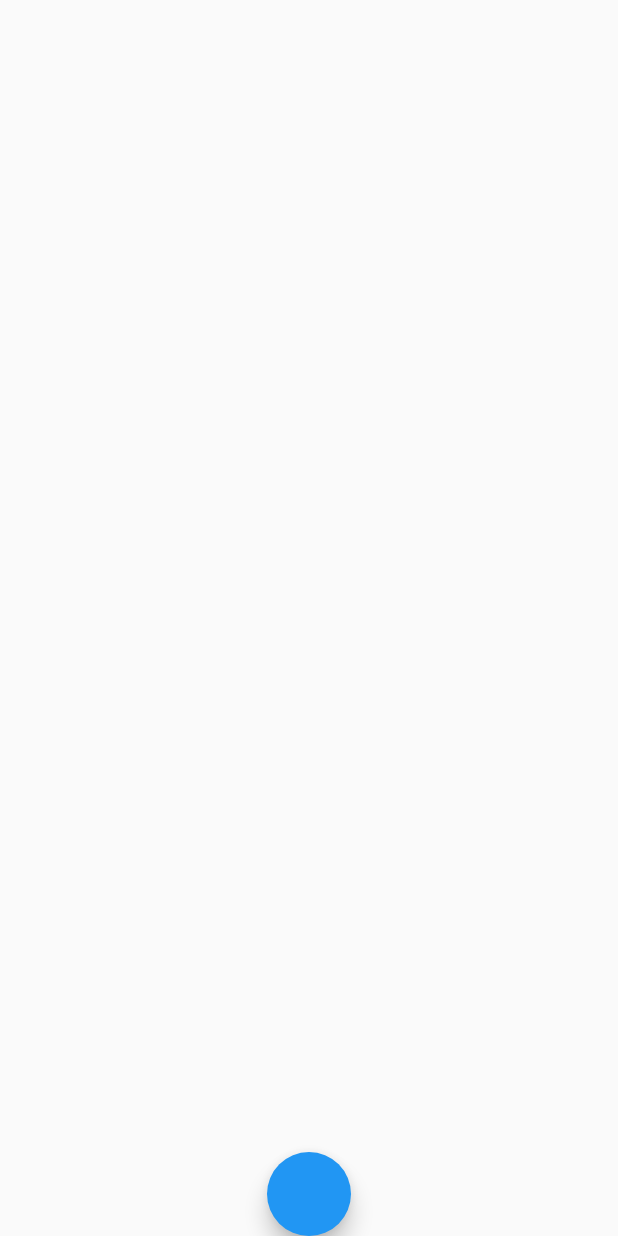
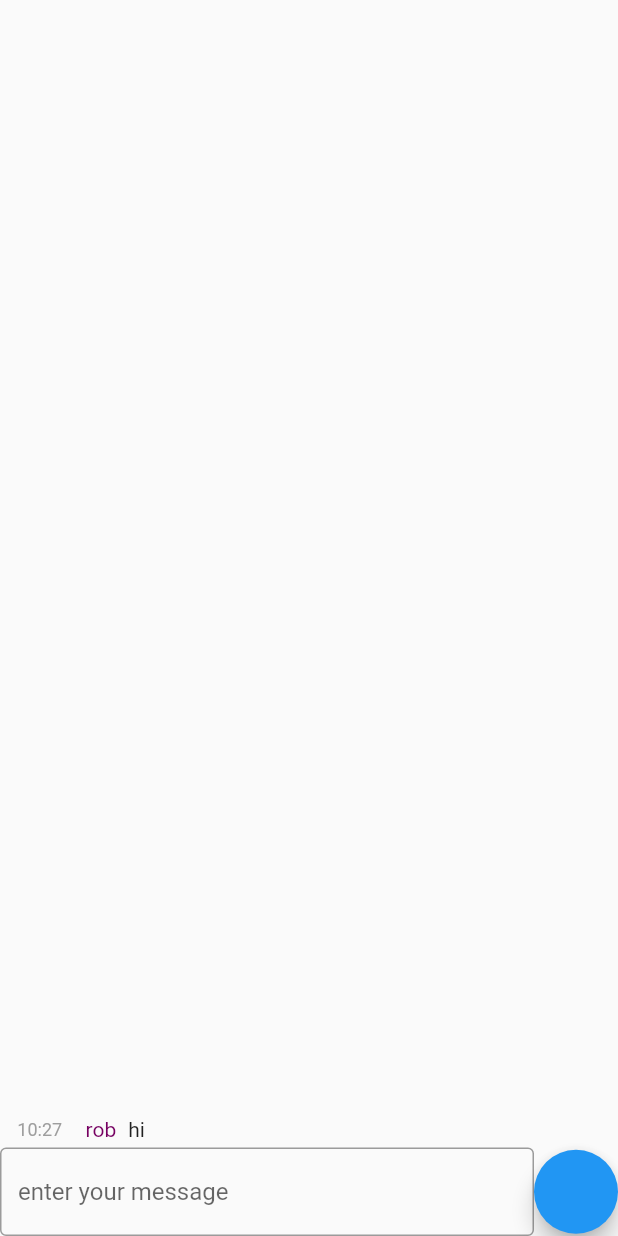
Before and after one commit to uint/mini-chat, a Flutter app: the first screen one second after launch, on a phone screen of 412 x 824 dp. Run offline on Flutter 3.47's test engine with Material 2 defaults, Android fonts, the phone set to English and light mode, and no system bars; our stand-ins replace flutter_riverpod.

Commit message:
client: bring back message input

```diff
--- a/client/lib/app.dart
+++ b/client/lib/app.dart
@@ -6,7 +6,7 @@
 
   // This widget is the root of your application.
   @override
-  Widget build(BuildContext ctx) {
+  Widget build(BuildContext context) {
     return MaterialApp(
       title: 'mini-chat',
       theme: ThemeData(
--- a/client/lib/chat/chat_input.dart
+++ b/client/lib/chat/chat_input.dart
@@ -3,15 +3,31 @@
 import 'package:minichat_client/chat_repo.dart';
 
 class ChatInput extends ConsumerWidget {
-  const ChatInput({
+  ChatInput({
     super.key,
   });
 
+  String _text = "";
+
   @override
   Widget build(BuildContext context, WidgetRef ref) {
-    return FloatingActionButton(onPressed: () {
-      var repo = ref.read(chatRepositoryProvider);
-      repo.pushMessage(Message(DateTime.now(), User("me"), "hi"));
-    });
+    return Row(
+      children: [
+        Expanded(
+            child: TextField(
+          onChanged: (t) {
+            _text = t;
+          },
+          decoration: const InputDecoration(
+            border: OutlineInputBorder(),
+            hintText: 'enter your message',
+          ),
+        )),
+        FloatingActionButton(onPressed: () {
+          var repo = ref.read(chatRepositoryProvider);
+          repo.pushMessage(Message(DateTime.now(), User("me"), _text));
+        }),
+      ],
+    );
   }
 }
```
Also changed, not shown: client/lib/chat_repo.dart (+9 -3 lines).
